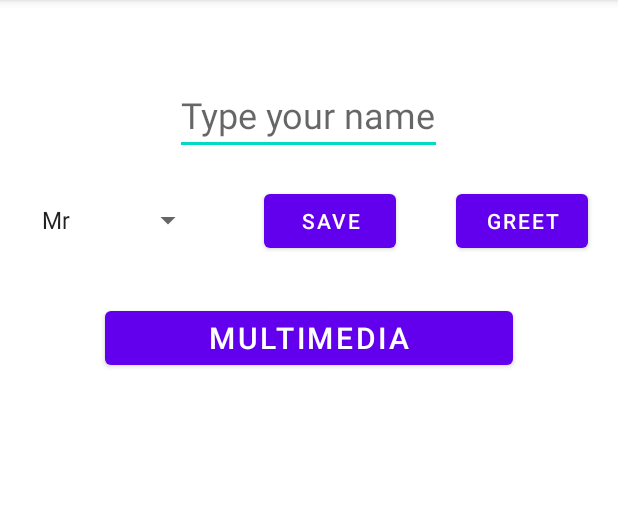
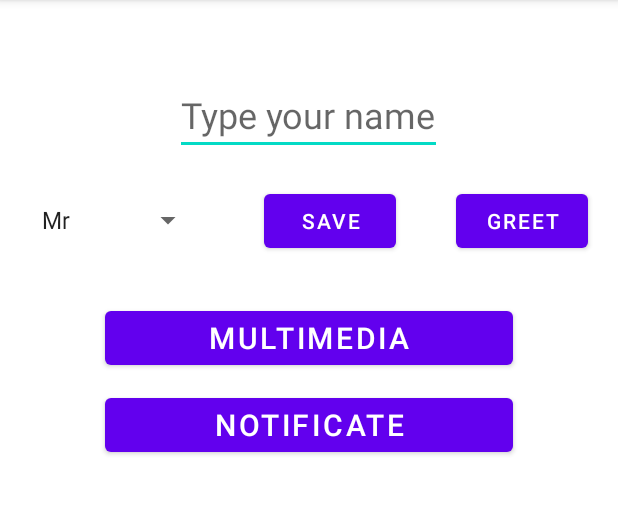
Before and after one commit to lucassf/AndroidStudioDev, an Android app: the screen it shows after launch (MainActivity), on a phone screen of 412 x 824 dp, the part 84-599 px from its top. Run offline under Robolectric (Android 15) with nearby library versions, the phone set to English and light mode, and no system bars.

Commit message:
Added notifications and built first apk

```diff
--- a/app/build.gradle
+++ b/app/build.gradle
@@ -6,12 +6,12 @@ plugins {
 
 android {
     namespace 'com.fiapon.helloworld'
-    compileSdk 32
+    compileSdk 33
 
     defaultConfig {
         applicationId "com.fiapon.helloworld"
         minSdk 25
-        targetSdk 32
+        targetSdk 33
         versionCode 1
         versionName "1.0"
 
--- a/app/src/main/java/com/fiapon/helloworld/MainActivity.kt
+++ b/app/src/main/java/com/fiapon/helloworld/MainActivity.kt
@@ -1,32 +1,37 @@
 package com.fiapon.helloworld
 
+import android.app.NotificationChannel
+import android.app.NotificationManager
+import android.app.PendingIntent
 import android.content.Context
 import android.content.Intent
+import android.graphics.Color
 import androidx.appcompat.app.AppCompatActivity
 import android.os.Bundle
 import android.util.Log
 import android.widget.*
+import androidx.core.app.NotificationCompat
+import com.fiapon.helloworld.multimedia.GoogleMapsActivity
+import kotlinx.android.synthetic.main.activity_main.*
+
+const val PRIMARY_CHANNEL = "main_channel"
+const val PRIMARY_NOTIFICATION_ID = 100
 
 class MainActivity : AppCompatActivity() {
+
+    lateinit var notifyManager: NotificationManager
+
     override fun onCreate(savedInstanceState: Bundle?) {
         super.onCreate(savedInstanceState)
         setContentView(R.layout.activity_main)
         Log.i("onCreate", "onCreate function")
 
-        val saveGreetButton: Button = findViewById(R.id.btnSaveGreet)
-        saveGreetButton.setOnClickListener {
-            saveGreet()
-        }
+        btnSaveGreet.setOnClickListener { saveGreet() }
+        btnShowGreet.setOnClickListener { showGreet() }
+        btnMultimedia.setOnClickListener { showMultimedia() }
+        btnNotification.setOnClickListener { sendNotification() }
 
-        val showGreetButton: Button = findViewById(R.id.btnShowGreet)
-        showGreetButton.setOnClickListener {
-            showGreet()
-        }
-
-        val multimediaButton: Button = findViewById(R.id.btnMultimedia)
-        multimediaButton.setOnClickListener {
-            showMultimedia()
-        }
+        createNotificationChannel()
     }
 
     private fun saveGreet() {
@@ -50,6 +55,48 @@ class MainActivity : AppCompatActivity() {
     private fun showMultimedia() {
         val intent = Intent(this, MultimediaActivity::class.java)
         startActivity(intent)
+    }
+
+    private fun sendNotification() {
+        val builder = getNotificationBuilder()
+        notifyManager.notify(PRIMARY_NOTIFICATION_ID, builder.build())
+    }
+
+    private fun createNotificationChannel() {
+        notifyManager = getSystemService(NOTIFICATION_SERVICE) as NotificationManager
+
+        if (android.os.Build.VERSION.SDK_INT >= android.os.Build.VERSION_CODES.O) {
+            val notificationChannel = NotificationChannel(
+                PRIMARY_CHANNEL, "basic_notification", NotificationManager.IMPORTANCE_HIGH
+            )
+            notificationChannel.enableLights(true)
+            notificationChannel.lightColor = Color.RED
+            notificationChannel.enableVibration(true)
+            notificationChannel.description = "The first notification ever"
+
+            notifyManager.createNotificationChannel(notificationChannel)
+        } else {
+            Toast.makeText(
+                this, "Android version does not support notifications (?)", Toast.LENGTH_SHORT
+            )
+        }
+    }
+
+    private fun getNotificationBuilder(): NotificationCompat.Builder {
+        val notificationIntent = Intent(this, GoogleMapsActivity::class.java)
+
+        val builder = NotificationCompat.Builder(this, PRIMARY_CHANNEL)
+        builder.setContentTitle("You just won 0.011ts!!")
+        builder.setContentText("Begone thot\nWelcome to special skeleton challenge week")
+        builder.setSmallIcon(R.drawable.ic_stat_name)
+        builder.priority = NotificationCompat.PRIORITY_HIGH
+        builder.setContentIntent(
+            PendingIntent.getActivity(
+                this, 0, notificationIntent, 0
+            )
+        )
+
+        return builder
     }
 
     override fun onStart() {
--- a/app/src/main/res/layout/activity_main.xml
+++ b/app/src/main/res/layout/activity_main.xml
@@ -52,4 +52,14 @@
         android:text="Multimedia"
         android:textSize="20dp" />
 
+    <Button
+        android:id="@+id/btnNotification"
+        android:layout_width="match_parent"
+        android:layout_height="wrap_content"
+        android:layout_marginLeft="70dp"
+        android:layout_marginTop="10dp"
+        android:layout_marginRight="70dp"
+        android:text="Notificate"
+        android:textSize="20dp" />
+
 </LinearLayout>
```
Also changed, not shown: app/src/debug/res/drawable-anydpi/ic_stat_name.xml (added, +15 -0 lines), app/src/main/AndroidManifest.xml (+7 -0 lines), app/src/main/java/com/fiapon/helloworld/NotificationActivity.kt (added, +11 -0 lines), app/src/main/res/layout/activity_notification.xml (added, +11 -0 lines), app/src/debug/res/drawable-hdpi/ic_stat_name.png (added), app/src/debug/res/drawable-mdpi/ic_stat_name.png (added), app/src/debug/res/drawable-xhdpi/ic_stat_name.png (added), app/src/debug/res/drawable-xxhdpi/ic_stat_name.png (added), 5 other files.
